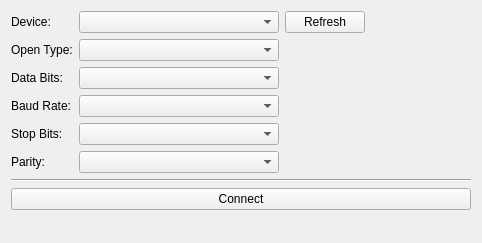
The window that RFIDMonitorDeskApp/gui/serialconnconfigwidget.ui (CELTAB/rfidmonitor) describes before a commit, drawn with Qt 5.
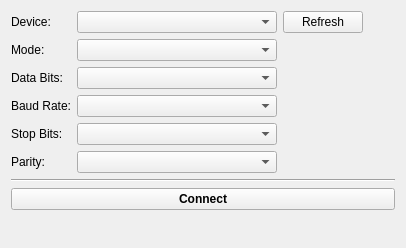
The same window after the commit.

```diff
--- a/RFIDMonitorDeskApp/gui/serialconnconfigwidget.ui
+++ b/RFIDMonitorDeskApp/gui/serialconnconfigwidget.ui
@@ -6,17 +6,16 @@
    <rect>
     <x>0</x>
     <y>0</y>
-    <width>482</width>
-    <height>243</height>
+    <width>406</width>
+    <height>248</height>
    </rect>
   </property>
   <property name="windowTitle">
    <string>Serial Connection Configuration</string>
   </property>
+  <layout class="QVBoxLayout" name="verticalLayout">
+   <item>
   <layout class="QFormLayout" name="formLayout">
-   <property name="fieldGrowthPolicy">
-    <enum>QFormLayout::AllNonFixedFieldsGrow</enum>
-   </property>
    <item row="0" column="0">
     <widget class="QLabel" name="label">
      <property name="sizePolicy">
@@ -31,7 +30,7 @@
     </widget>
    </item>
    <item row="0" column="1">
-    <layout class="QHBoxLayout" name="horizontalLayout">
+      <layout class="QHBoxLayout" name="horizontalLayout_6">
      <item>
       <widget class="QComboBox" name="cbDeviceList">
        <property name="sizePolicy">
@@ -62,8 +61,8 @@
        </property>
        <property name="sizeHint" stdset="0">
         <size>
-         <width>244</width>
-         <height>13</height>
+           <width>13</width>
+           <height>19</height>
         </size>
        </property>
       </spacer>
@@ -79,12 +78,12 @@
       </sizepolicy>
      </property>
      <property name="text">
-      <string>Open Type:</string>
+        <string>Mode:</string>
      </property>
     </widget>
    </item>
    <item row="1" column="1">
-    <layout class="QHBoxLayout" name="horizontalLayout_2">
+      <layout class="QHBoxLayout" name="horizontalLayout_5">
      <item>
       <widget class="QComboBox" name="cbOpenType">
        <property name="sizePolicy">
@@ -127,7 +126,7 @@
     </widget>
    </item>
    <item row="2" column="1">
-    <layout class="QHBoxLayout" name="horizontalLayout_3">
+      <layout class="QHBoxLayout" name="horizontalLayout_4">
      <item>
       <widget class="QComboBox" name="cbDataBits">
        <property name="sizePolicy">
@@ -173,7 +172,7 @@
     </widget>
    </item>
    <item row="3" column="1">
-    <layout class="QHBoxLayout" name="horizontalLayout_4">
+      <layout class="QHBoxLayout" name="horizontalLayout_3">
      <item>
       <widget class="QComboBox" name="cbBaudRate">
        <property name="sizePolicy">
@@ -219,7 +218,7 @@
     </widget>
    </item>
    <item row="4" column="1">
-    <layout class="QHBoxLayout" name="horizontalLayout_5">
+      <layout class="QHBoxLayout" name="horizontalLayout_2">
      <item>
       <widget class="QComboBox" name="cbParity">
        <property name="sizePolicy">
@@ -265,7 +264,7 @@
     </widget>
    </item>
    <item row="5" column="1">
-    <layout class="QHBoxLayout" name="horizontalLayout_6">
+      <layout class="QHBoxLayout" name="horizontalLayout">
      <item>
       <widget class="QComboBox" name="cbStopBits">
        <property name="sizePolicy">
@@ -297,19 +296,50 @@
      </item>
     </layout>
    </item>
-   <item row="6" column="0" colspan="2">
+    </layout>
+   </item>
+   <item>
     <widget class="Line" name="line">
      <property name="orientation">
       <enum>Qt::Horizontal</enum>
      </property>
     </widget>
    </item>
-   <item row="7" column="0" colspan="2">
+   <item>
+    <layout class="QHBoxLayout" name="horizontalLayout_7">
+     <item>
     <widget class="QPushButton" name="btConnect">
+       <property name="minimumSize">
+        <size>
+         <width>150</width>
+         <height>0</height>
+        </size>
+       </property>
+       <property name="font">
+        <font>
+         <weight>75</weight>
+         <bold>true</bold>
+        </font>
+       </property>
      <property name="text">
       <string>Connect</string>
      </property>
     </widget>
+     </item>
+    </layout>
+   </item>
+   <item>
+    <spacer name="verticalSpacer">
+     <property name="orientation">
+      <enum>Qt::Vertical</enum>
+     </property>
+     <property name="sizeHint" stdset="0">
+      <size>
+       <width>20</width>
+       <height>40</height>
+      </size>
+     </property>
+    </spacer>
    </item>
   </layout>
  </widget>
```
Left out of the diff: 12 changed lines with no effect on the pictures. Lines whose indentation alone changed are shown as unchanged.
